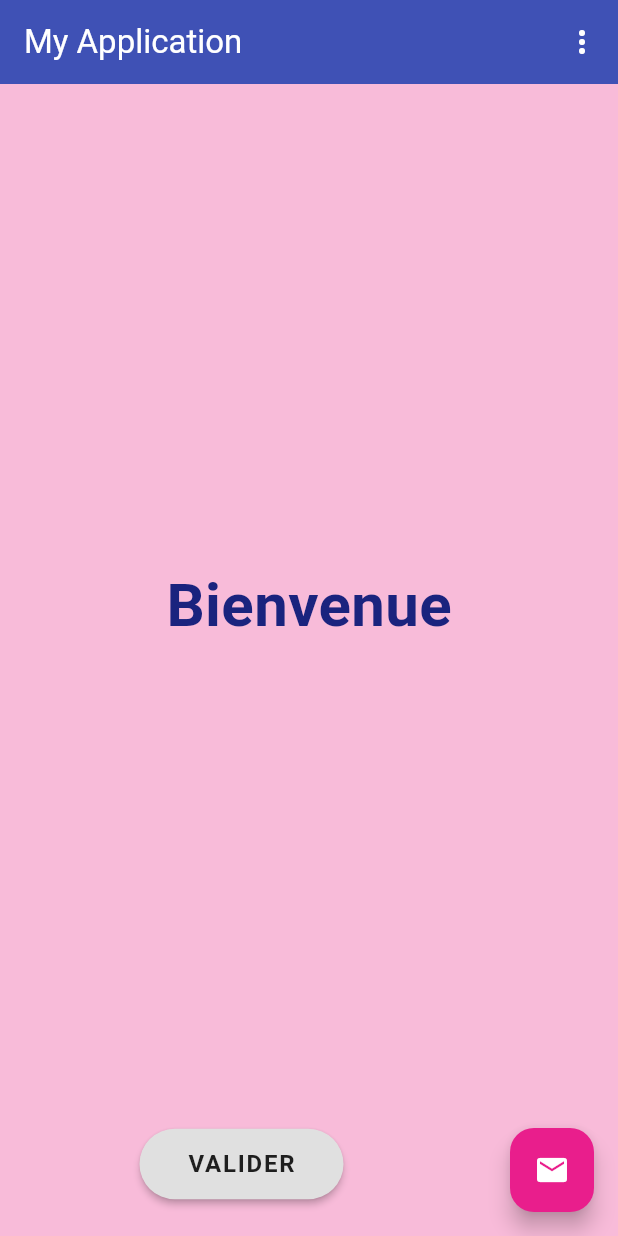
After one commit to hervaisrfm/projet_devoir, a Flutter app: the screen it shows after launch, on a phone screen of 412 x 824 dp. The commit adds this screen. Run offline on Flutter 3.47's test engine with Material 3 defaults, Android fonts, the phone set to English and light mode, and no system bars.

Commit message:
Correction exercice 2 : BIENVENUE

```diff
--- /dev/null
+++ b/lib/exercice2/exercice2.dart
@@ -0,0 +1,94 @@
+import 'package:flutter/material.dart';
+
+/// Exercice 2 - Application simple
+///
+/// - Texte "Bienvenue" centré
+/// - Bouton "VALIDER" en bas de l'écran
+/// - Icône enveloppe (FAB) en bas à droite
+/// - Pas d'action au clic
+class Exercice2 extends StatelessWidget {
+  const Exercice2({super.key});
+
+  @override
+  Widget build(BuildContext context) {
+    return Scaffold(
+      /// Titre de l'application (comme sur la capture)
+      appBar: AppBar(
+        title: const Text(
+          'My Application',
+          style: TextStyle(color: Colors.white),
+        ),
+        backgroundColor: Colors.indigo,
+        actions: [
+          /// Menu trois points en haut à droite
+          IconButton(
+            icon: const Icon(Icons.more_vert, color: Colors.white),
+            onPressed: () {},
+          ),
+        ],
+      ),
+
+      /// Fond rose pâle (comme sur la capture)
+      backgroundColor: const Color(0xFFF8BBD9),
+
+      /// Bouton flottant enveloppe en bas à droite (rose vif)
+      floatingActionButton: FloatingActionButton(
+        onPressed: () {
+          /// Rien ne se produit (selon consigne)
+        },
+        backgroundColor: const Color(0xFFE91E8C),
+        child: const Icon(Icons.email, color: Colors.white),
+      ),
+
+      /// Corps de l'application
+      body: Column(
+        children: [
+          /// Espace flexible qui pousse le texte vers le centre
+          const Spacer(),
+
+          /// Texte "Bienvenue" centré, en bleu foncé / indigo
+          const Center(
+            child: Text(
+              'Bienvenue',
+              style: TextStyle(
+                fontSize: 40,
+                fontWeight: FontWeight.bold,
+                color: Color(0xFF1A237E),
+              ),
+            ),
+          ),
+
+          /// Espace flexible qui pousse le bouton vers le bas
+          const Spacer(),
+
+          /// Bouton "VALIDER" en bas, style gris clair (comme sur la capture)
+          Padding(
+            padding: const EdgeInsets.only(bottom: 24.0, right: 90.0),
+            child: ElevatedButton(
+              onPressed: () {
+                /// Rien ne se produit (selon consigne)
+              },
+              style: ElevatedButton.styleFrom(
+                backgroundColor: const Color(0xFFE0E0E0),
+                foregroundColor: Colors.black87,
+                elevation: 2,
+                padding: const EdgeInsets.symmetric(
+                  horizontal: 32,
+                  vertical: 12,
+                ),
+              ),
+              child: const Text(
+                'VALIDER',
+                style: TextStyle(
+                  fontSize: 16,
+                  fontWeight: FontWeight.w600,
+                  letterSpacing: 1.2,
+                ),
+              ),
+            ),
+          ),
+        ],
+      ),
+    );
+  }
+}
--- a/lib/main.dart
+++ b/lib/main.dart
@@ -1,5 +1,5 @@
 import 'package:flutter/material.dart';
-import 'exercice1/exercice1_4.dart';
+import 'exercice2/exercice2.dart';
 
 void main() {
   runApp(const MyApp());
@@ -12,8 +12,10 @@ class MyApp extends StatelessWidget {
   Widget build(BuildContext context) {
     return MaterialApp(
       title: 'Devoir Flutter',
-      theme: ThemeData(primarySwatch: Colors.blue),
-      home: const Exercice1_4(),
+      theme: ThemeData(
+        primarySwatch: Colors.blue,
+      ),
+      home: const Exercice2(),
       debugShowCheckedModeBanner: false,
     );
   }
```
